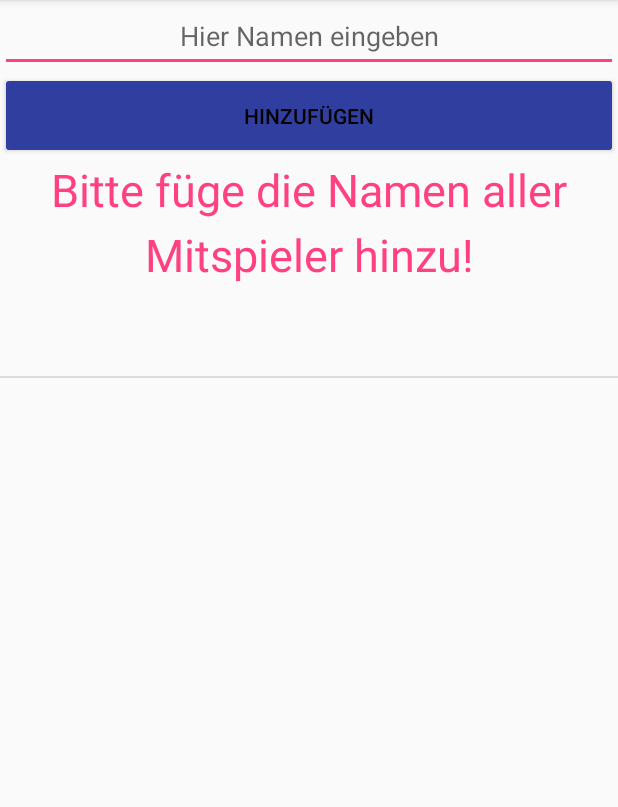
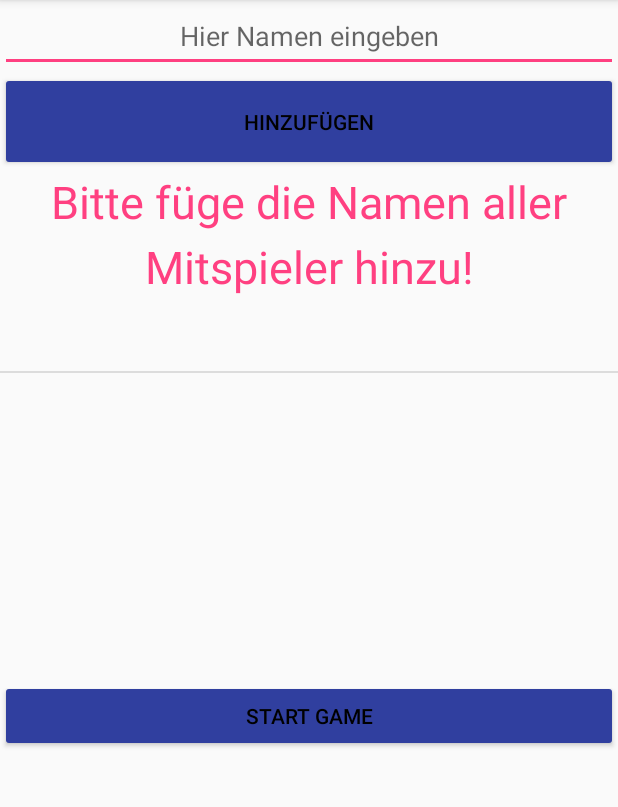
Before and after one commit to BlackCritical/App-1, an Android app: the screen it shows after launch (MainActivity), after a tap on "HINZUFÜGEN", on a phone screen of 412 x 824 dp, the part 84-891 px from its top. Run offline under Robolectric (Android 15) with nearby library versions, the phone set to English and light mode, and no system bars.

Commit message:
Second Patch

```diff
--- a/app/src/main/java/com/example/leander/saufkomatiko/MainActivity.java
+++ b/app/src/main/java/com/example/leander/saufkomatiko/MainActivity.java
@@ -28,6 +28,10 @@ public class MainActivity extends AppCompatActivity {
     protected void onCreate(Bundle savedInstanceState) {
         super.onCreate(savedInstanceState);
         setContentView(R.layout.menu);
+    }
+
+    public void startGame(View v){
+
     }
 
     public void addPlayer(View v){
--- a/app/src/main/res/layout/menu.xml
+++ b/app/src/main/res/layout/menu.xml
@@ -3,7 +3,8 @@
     xmlns:tools="http://schemas.android.com/tools"
     android:orientation="vertical" android:layout_width="match_parent"
     android:layout_height="match_parent"
-    android:weightSum="1">
+    android:weightSum="1"
+    android:textAlignment="center">
 
     <EditText
         android:layout_width="match_parent"
@@ -17,18 +18,17 @@
         android:text="@string/hinzuf_gen"
         android:onClick="coolerClicker"
         android:layout_width="match_parent"
-        android:layout_height="wrap_content"
+        android:layout_height="66dp"
         android:id="@+id/add"
-        android:layout_weight="0.05"
         android:textColor="@android:color/black"
-        android:backgroundTint="@color/colorPrimaryDark" />
+        android:backgroundTint="@color/colorPrimaryDark"
+        style="@android:style/Widget.Material.Light.Button" />
 
     <TextView
         android:text="@string/bitte_f_ge_die_namen_aller_mitspieler_hinzu"
         android:layout_width="match_parent"
-        android:layout_height="wrap_content"
+        android:layout_height="93dp"
         android:id="@+id/textView2"
-        android:layout_weight="0.10"
         tools:text="Bitte füge die Namen aller Mitspieler hinzu!"
         android:textAppearance="@style/TextAppearance.AppCompat.Large"
         android:textAlignment="center"
@@ -40,5 +40,15 @@
     <ListView
         android:id="@+id/textView"
         android:layout_width="match_parent"
-        android:layout_height="379dp" />
+        android:layout_height="246dp" />
+
+    <Button
+        android:text="Start Game"
+        android:layout_width="match_parent"
+        android:layout_height="wrap_content"
+        android:id="@+id/button"
+        android:backgroundTint="@color/colorPrimaryDark"
+        style="@android:style/Widget.Material.Light.Button"
+        android:textAlignment="center"
+        android:textColor="@android:color/black" />
 </LinearLayout>
```
Also changed, not shown: 1 other file.
